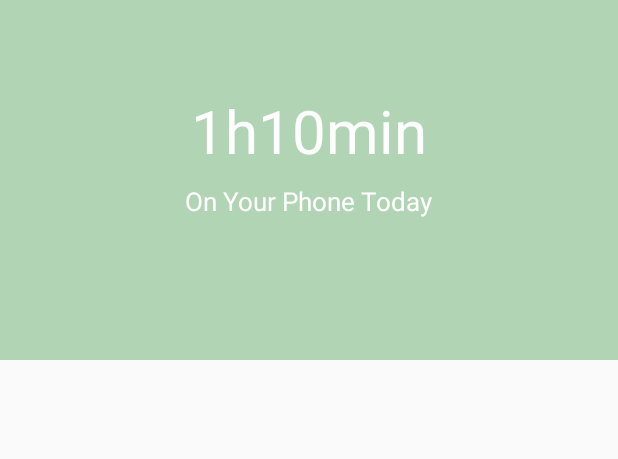
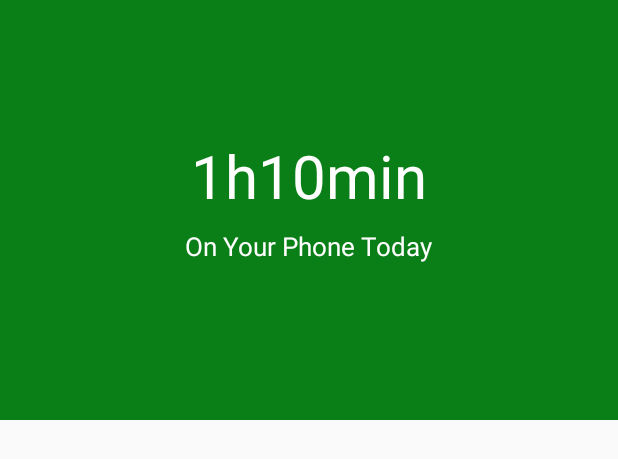
Before and after one commit to Aaron19960821/Turtle, an Android app: the layout overview_timedisplay.xml on its own in the app's theme, with its tools: preview values and no code run, on a phone screen of 412 x 824 dp. Shown: the top 459 px of the screen. Run offline under Robolectric (Android 15) with nearby library versions, the phone set to English and light mode, and no system bars.

Commit message:
apply_theme_changes

```diff
--- a/app/src/main/AndroidManifest.xml
+++ b/app/src/main/AndroidManifest.xml
@@ -8,7 +8,7 @@
         android:label="@string/app_name"
         android:roundIcon="@mipmap/ic_launcher_round"
         android:supportsRtl="true"
-        android:theme="@style/AppTheme">
+        android:theme="@style/TurtleTheme">
         <activity android:name=".MainActivity">
             <intent-filter>
                 <action android:name="android.intent.action.MAIN" />
--- a/app/src/main/res/layout/overview_timedisplay.xml
+++ b/app/src/main/res/layout/overview_timedisplay.xml
@@ -6,21 +6,20 @@
 
     <View
         android:layout_width="match_parent"
-        android:layout_height="240dp"
+        android:layout_height="@dimen/overview_timedisplay_height"
         android:background="@color/colorPass"
-        android:id="@+id/overview_timedisplaybackground"
-        android:alpha="0.3" />
+        android:id="@+id/overview_timedisplaybackground" />
 
     <TextView
         android:layout_width="wrap_content"
         android:layout_height="wrap_content"
         android:id="@+id/overview_timedisplay"
-        android:textSize="40sp"
+        android:textSize="@dimen/overview_timedisplay_timetextsize"
         android:layout_centerHorizontal="true"
-        android:layout_marginTop="60dp"
+        android:layout_marginTop="@dimen/overview_timedisplay_timepaddingtop"
         android:text="1h10min"
         android:textColor="@color/textWhite"
-        android:paddingBottom="8dp"/>
+        android:paddingBottom="@dimen/overview_timedisplay_padding"/>
 
     <TextView
         android:layout_width="wrap_content"
--- /dev/null
+++ b/app/src/main/res/values/dimens.xml
@@ -0,0 +1,11 @@
+<?xml version="1.0" encoding="utf-8"?>
+<resources>
+    <!--Dimens for overview-->
+    <dimen name="overview_timedisplay_height">280dp</dimen>
+    <dimen name="overview_timedisplay_timepaddingtop">90dp</dimen>
+    <dimen name="overview_timedisplay_timetextsize">40sp</dimen>
+    <dimen name="overview_timedisplay_padding">8dp</dimen>
+    <dimen name="overview_historyitem_height">30dp</dimen>
+    <dimen name="overview_historyitem_padding">4dp</dimen>
+    <dimen name="overview_historyitem_textsize">20sp</dimen>
+</resources>
--- a/app/src/main/res/values/styles.xml
+++ b/app/src/main/res/values/styles.xml
@@ -8,8 +8,12 @@
         <item name="colorAccent">@color/colorAccent</item>
     </style>
 
+    <!--Theme for the main activity-->
     <style name="TurtleTheme" parent="Theme.AppCompat.Light.DarkActionBar">
         <item name="windowNoTitle">true</item>
+        <item name="colorPrimary">@color/colorPass</item>
+        <item name="colorPrimaryDark">@color/colorPass</item>
+        <item name="colorAccent">@color/colorAccent</item>
     </style>
 
 </resources>
```
Also changed, not shown: app/src/main/java/com/yucwang/turtle/HistoryOverviewAdapter.kt (deleted, +0 -16 lines), app/src/main/java/com/yucwang/turtle/MainActivity.kt (+1 -6 lines), app/src/main/java/com/yucwang/turtle/Overview/OverviewFragment.kt (renamed from app/src/main/java/com/yucwang/turtle/OverviewFragment.kt, +4 -4 lines), app/src/main/res/layout/overview_historylistitem.xml (added, +36 -0 lines).
